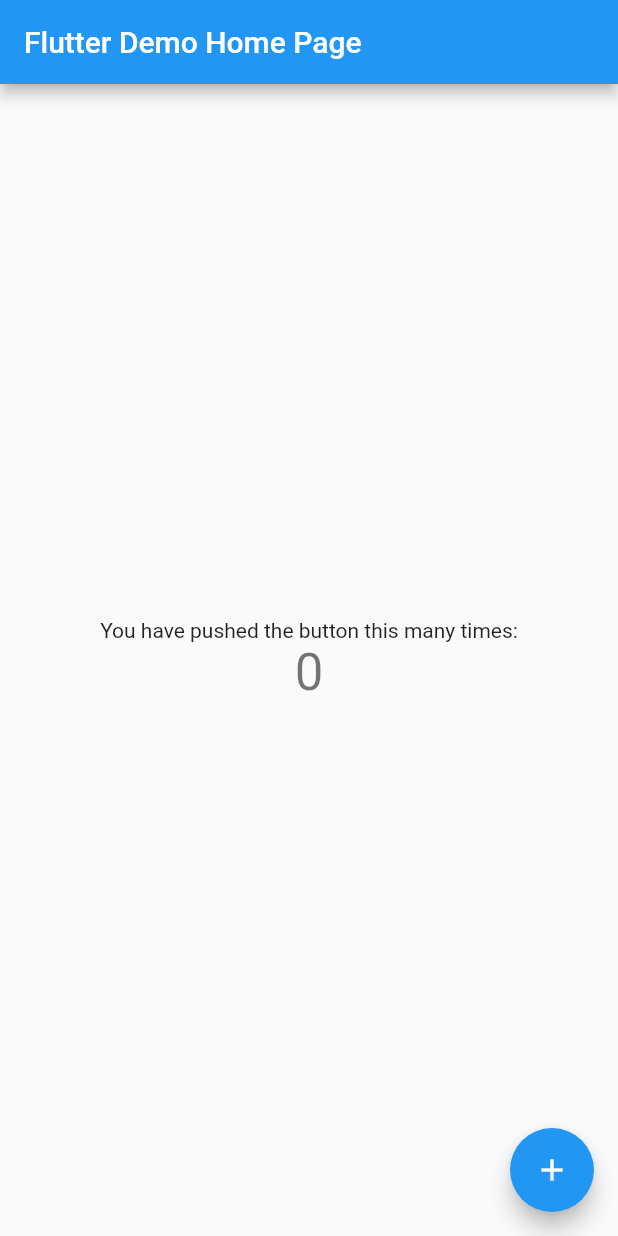
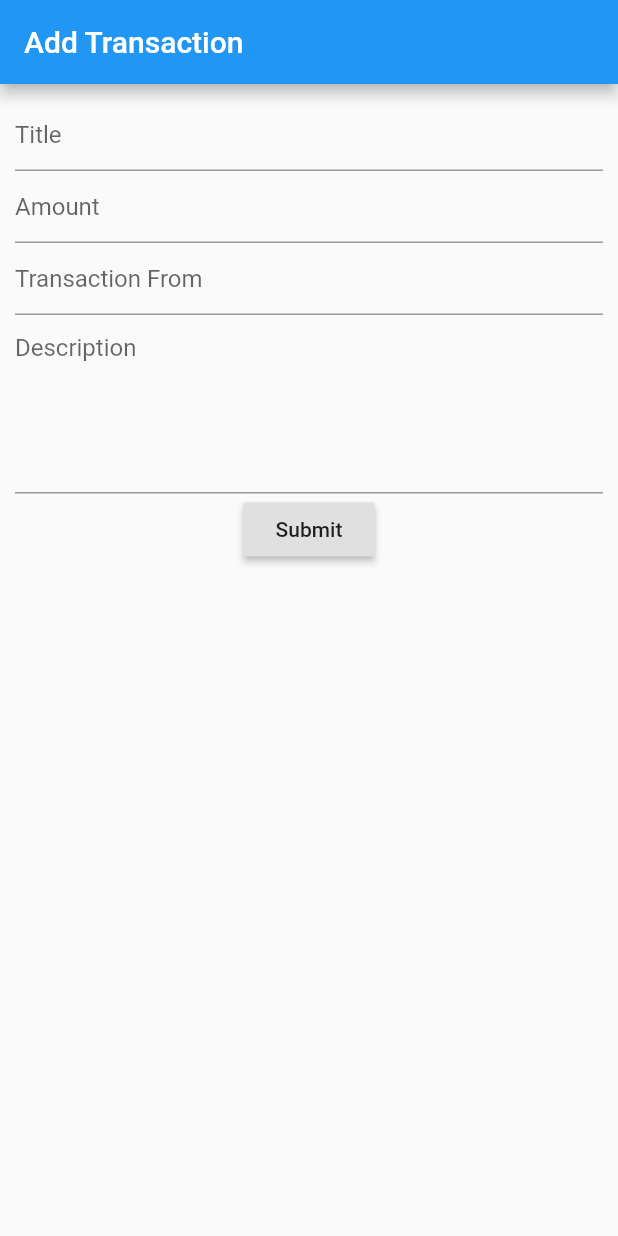
Before and after one commit to hardikgpatel/MoneyManager, a Flutter app: the screen it shows after launch, on a phone screen of 412 x 824 dp. Run offline on Flutter 3.47's test engine with Material 2 defaults, Android fonts, the phone set to English and light mode, and no system bars; our stand-ins replace flutter_riverpod.

Commit message:
Adding transaction

```diff
--- a/lib/main.dart
+++ b/lib/main.dart
@@ -1,117 +1,18 @@
+import 'package:MoneyManager/screens/home_screen.dart';
 import 'package:flutter/material.dart';
+import 'package:flutter_riverpod/flutter_riverpod.dart';
 
 void main() {
-  runApp(MyApp());
+  runApp(
+    ProviderScope(
+      child: MoneyManager(),
+    ),
+  );
 }
 
-class MyApp extends StatelessWidget {
-  // This widget is the root of your application.
+class MoneyManager extends StatelessWidget {
   @override
   Widget build(BuildContext context) {
-    return MaterialApp(
-      title: 'Flutter Demo',
-      theme: ThemeData(
-        // This is the theme of your application.
-        //
-        // Try running your application with "flutter run". You'll see the
-        // application has a blue toolbar. Then, without quitting the app, try
-        // changing the primarySwatch below to Colors.green and then invoke
-        // "hot reload" (press "r" in the console where you ran "flutter run",
-        // or simply save your changes to "hot reload" in a Flutter IDE).
-        // Notice that the counter didn't reset back to zero; the application
-        // is not restarted.
-        primarySwatch: Colors.blue,
-        // This makes the visual density adapt to the platform that you run
-        // the app on. For desktop platforms, the controls will be smaller and
-        // closer together (more dense) than on mobile platforms.
-        visualDensity: VisualDensity.adaptivePlatformDensity,
-      ),
-      home: MyHomePage(title: 'Flutter Demo Home Page'),
-    );
+    return MaterialApp(home: HomeScreen());
   }
 }
-
-class MyHomePage extends StatefulWidget {
-  MyHomePage({Key key, this.title}) : super(key: key);
-
-  // This widget is the home page of your application. It is stateful, meaning
-  // that it has a State object (defined below) that contains fields that affect
-  // how it looks.
-
-  // This class is the configuration for the state. It holds the values (in this
-  // case the title) provided by the parent (in this case the App widget) and
-  // used by the build method of the State. Fields in a Widget subclass are
-  // always marked "final".
-
-  final String title;
-
-  @override
-  _MyHomePageState createState() => _MyHomePageState();
-}
-
-class _MyHomePageState extends State<MyHomePage> {
-  int _counter = 0;
-
-  void _incrementCounter() {
-    setState(() {
-      // This call to setState tells the Flutter framework that something has
-      // changed in this State, which causes it to rerun the build method below
-      // so that the display can reflect the updated values. If we changed
-      // _counter without calling setState(), then the build method would not be
-      // called again, and so nothing would appear to happen.
-      _counter++;
-    });
-  }
-
-  @override
-  Widget build(BuildContext context) {
-    // This method is rerun every time setState is called, for instance as done
-    // by the _incrementCounter method above.
-    //
-    // The Flutter framework has been optimized to make rerunning build methods
-    // fast, so that you can just rebuild anything that needs updating rather
-    // than having to individually change instances of widgets.
-    return Scaffold(
-      appBar: AppBar(
-        // Here we take the value from the MyHomePage object that was created by
-        // the App.build method, and use it to set our appbar title.
-        title: Text(widget.title),
-      ),
-      body: Center(
-        // Center is a layout widget. It takes a single child and positions it
-        // in the middle of the parent.
-        child: Column(
-          // Column is also a layout widget. It takes a list of children and
-          // arranges them vertically. By default, it sizes itself to fit its
-          // children horizontally, and tries to be as tall as its parent.
-          //
-          // Invoke "debug painting" (press "p" in the console, choose the
-          // "Toggle Debug Paint" action from the Flutter Inspector in Android
-          // Studio, or the "Toggle Debug Paint" command in Visual Studio Code)
-          // to see the wireframe for each widget.
-          //
-          // Column has various properties to control how it sizes itself and
-          // how it positions its children. Here we use mainAxisAlignment to
-          // center the children vertically; the main axis here is the vertical
-          // axis because Columns are vertical (the cross axis would be
-          // horizontal).
-          mainAxisAlignment: MainAxisAlignment.center,
-          children: <Widget>[
-            Text(
-              'You have pushed the button this many times:',
-            ),
-            Text(
-              '$_counter',
-              style: Theme.of(context).textTheme.headline4,
-            ),
-          ],
-        ),
-      ),
-      floatingActionButton: FloatingActionButton(
-        onPressed: _incrementCounter,
-        tooltip: 'Increment',
-        child: Icon(Icons.add),
-      ), // This trailing comma makes auto-formatting nicer for build methods.
-    );
-  }
-}
--- /dev/null
+++ b/lib/model/transaction_model.dart
@@ -0,0 +1,15 @@
+class TransactionModel {
+  final String title;
+  final String wallet;
+  final String description;
+  final DateTime transactionDate;
+  final int amount;
+
+  TransactionModel({
+    this.title,
+    this.wallet,
+    this.description = '',
+    this.transactionDate,
+    this.amount,
+  });
+}
--- /dev/null
+++ b/lib/screens/home_screen.dart
@@ -0,0 +1,94 @@
+import 'package:MoneyManager/model/transaction_model.dart';
+import 'package:MoneyManager/screens/transaction_list_screen.dart';
+import 'package:flutter/material.dart';
+import 'package:flutter/services.dart';
+import 'package:flutter/widgets.dart';
+import 'package:flutter_riverpod/flutter_riverpod.dart';
+
+final transactionProvider = StateProvider((ref) => <TransactionModel>[]);
+
+class HomeScreen extends StatefulWidget {
+  @override
+  _HomeScreenState createState() => _HomeScreenState();
+}
+
+class _HomeScreenState extends State<HomeScreen> {
+  TextEditingController _titleController;
+  TextEditingController _fromController;
+  TextEditingController _descriptionController;
+  TextEditingController _amountController;
+
+  List<TransactionModel> transactions = [];
+
+  @override
+  void initState() {
+    _titleController = TextEditingController();
+    _fromController = TextEditingController();
+    _descriptionController = TextEditingController();
+    _amountController = TextEditingController();
+    super.initState();
+  }
+
+  @override
+  Widget build(BuildContext context) {
+    return Scaffold(
+      appBar: AppBar(
+        title: Text('Add Transaction'),
+      ),
+      body: SafeArea(
+        child: Container(
+          padding: EdgeInsets.all(10.0),
+          child: Column(
+            children: [
+              TextField(
+                controller: _titleController,
+                decoration: InputDecoration(hintText: 'Title'),
+              ),
+              TextField(
+                controller: _amountController,
+                keyboardType: TextInputType.number,
+                decoration: InputDecoration(hintText: 'Amount'),
+              ),
+              TextField(
+                controller: _fromController,
+                decoration: InputDecoration(hintText: 'Transaction From'),
+              ),
+              TextField(
+                minLines: 5,
+                maxLines: 5,
+                controller: _descriptionController,
+                decoration: InputDecoration(hintText: 'Description'),
+              ),
+              RaisedButton(
+                onPressed: () {
+                  print('tap');
+                  TransactionModel _transaction = TransactionModel(
+                    title: _titleController.text,
+                    amount: int.parse(_amountController.text),
+                    wallet: _fromController.text,
+                    description: _descriptionController.text,
+                    transactionDate: DateTime.now(),
+                  );
+
+                  final list = context.read(transactionProvider).state;
+                  list.add(_transaction);
+
+                  context.read(transactionProvider).state = list;
+
+                  _titleController.clear();
+                  _amountController.clear();
+
+                  _fromController.clear();
+                  _descriptionController.clear();
+
+                  Navigator.of(context).push(MaterialPageRoute(builder: (_)=>TransactionListScreen()));
+                },
+                child: Text('Submit'),
+              )
+            ],
+          ),
+        ),
+      ),
+    );
+  }
+}
```
Also changed, not shown: lib/screens/transaction_list_screen.dart (added, +40 -0 lines), pubspec.yaml (+2 -56 lines), lib/provider/transaction_provider.dart (added), pubspec.lock.
